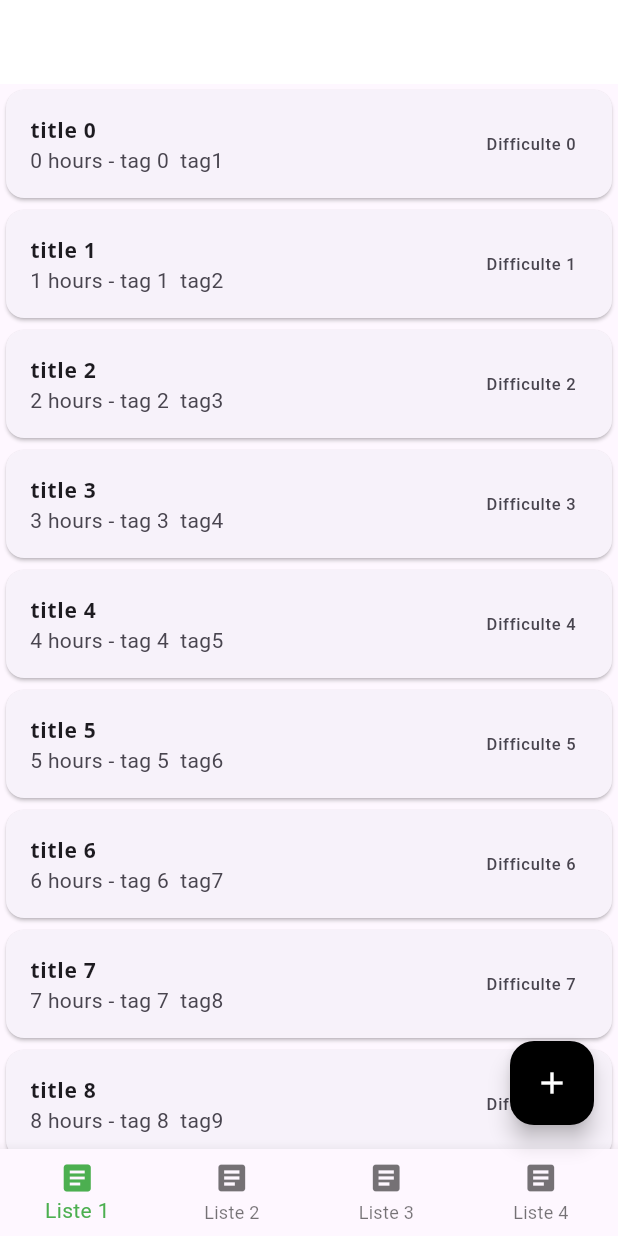
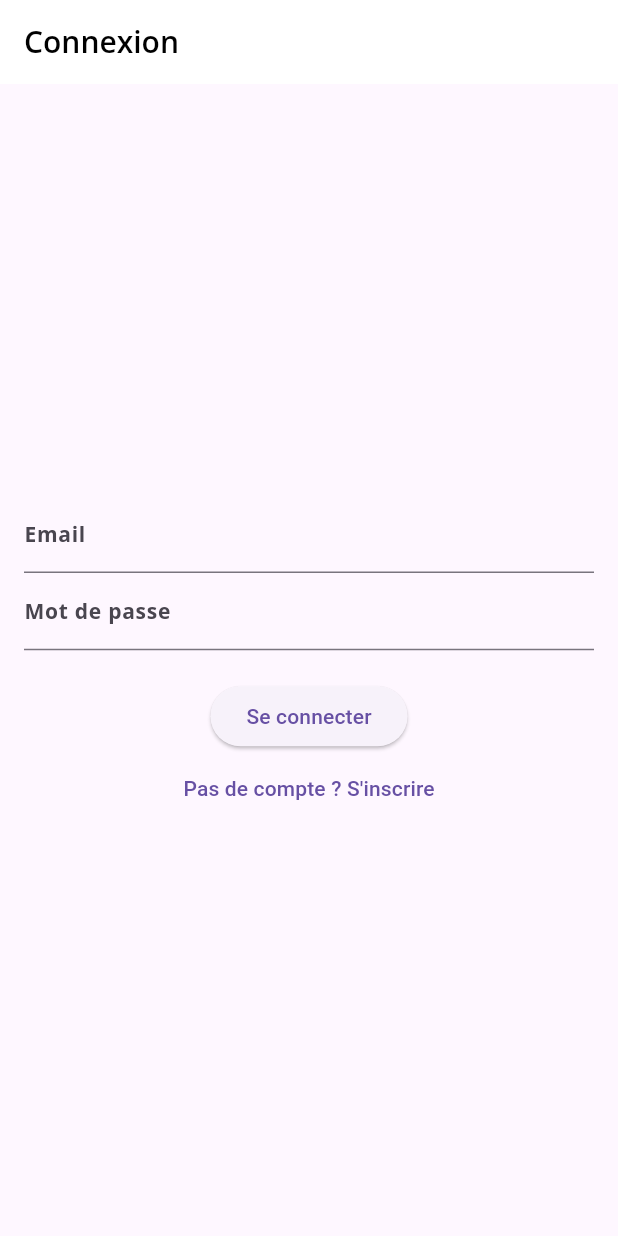
Before and after one commit to LeoSaunier/sae_mobile_restaurant, a Flutter app: the screen it shows after launch, on a phone screen of 412 x 824 dp. Run offline on Flutter 3.47's test engine with Material 3 defaults, Android fonts, the phone set to English and light mode, and no system bars; our stand-ins replace flutter_form_builder, form_builder_validators, google_fonts, settings_ui, shared_preferences, supabase_flutter; accounts and stored records are empty.

Commit message:
page connection/inscription fonctionnel avec supabase

```diff
--- /dev/null
+++ b/lib/auth_page.dart
@@ -0,0 +1,114 @@
+import 'package:flutter/material.dart';
+import 'package:supabase_flutter/supabase_flutter.dart';
+import '../services/supabase_config.dart';
+
+class AuthPage extends StatefulWidget {
+  const AuthPage({super.key});
+
+  @override
+  _AuthPageState createState() => _AuthPageState();
+}
+
+class _AuthPageState extends State<AuthPage> {
+  bool isLogin = true;
+  final TextEditingController emailController = TextEditingController();
+  final TextEditingController passwordController = TextEditingController();
+
+  void toggleMode() {
+    setState(() {
+      isLogin = !isLogin;
+    });
+  }
+
+  Future<void> login() async {
+    try {
+      final response = await SupabaseConfig.client.auth.signInWithPassword(
+        email: emailController.text,
+        password: passwordController.text,
+      );
+
+      if (response.user != null) {
+        Navigator.pushReplacementNamed(context, '/home');
+      } else {
+        showMessage('Connexion échouée.');
+      }
+    } on AuthException catch (e) {
+      showMessage('Erreur de connexion : ${e.message}');
+    } catch (e) {
+      showMessage('Une erreur inattendue est survenue : $e');
+    }
+  }
+
+
+  Future<void> register() async {
+    try {
+      final response = await SupabaseConfig.client.auth.signUp(
+        email: emailController.text,
+        password: passwordController.text,
+        data: {'prenom': 'Prénom', 'nom': 'Nom'},
+      );
+
+      if (response.user != null) {
+        showMessage('Inscription réussie');
+        toggleMode();
+      } else {
+        showMessage('Inscription échouée.');
+      }
+    } on AuthException catch (e) {
+      showMessage('Erreur d\'inscription : ${e.message}');
+    } catch (e) {
+      showMessage('Une erreur inattendue est survenue : $e');
+    }
+  }
+
+  // void visitAsGuest() {
+  //   Navigator.pushReplacementNamed(context, '/home');
+  // }
+
+  void showMessage(String message) {
+    ScaffoldMessenger.of(context).showSnackBar(
+      SnackBar(content: Text(message)),
+    );
+  }
+
+  @override
+  Widget build(BuildContext context) {
+    return Scaffold(
+      appBar: AppBar(
+        title: Text(isLogin ? 'Connexion' : 'Inscription'),
+      ),
+      body: Padding(
+        padding: const EdgeInsets.all(16.0),
+        child: Column(
+          mainAxisAlignment: MainAxisAlignment.center,
+          children: [
+            TextField(
+              controller: emailController,
+              decoration: const InputDecoration(labelText: 'Email'),
+            ),
+            TextField(
+              controller: passwordController,
+              decoration: const InputDecoration(labelText: 'Mot de passe'),
+              obscureText: true,
+            ),
+            const SizedBox(height: 20),
+            ElevatedButton(
+              onPressed: isLogin ? login : register,
+              child: Text(isLogin ? 'Se connecter' : 'S\'inscrire'),
+            ),
+            TextButton(
+              onPressed: toggleMode,
+              child: Text(isLogin
+                  ? 'Pas de compte ? S\'inscrire'
+                  : 'Déjà inscrit ? Se connecter'),
+            ),
+            // TextButton(
+            //   onPressed: visitAsGuest,
+            //   child: const Text('Continuer en tant que visiteur'),
+            // ),
+          ],
+        ),
+      ),
+    );
+  }
+}
--- a/lib/main.dart
+++ b/lib/main.dart
@@ -1,88 +1,97 @@
 import 'package:flutter/material.dart';
+import 'package:provider/provider.dart';
 import 'package:tp2/mytheme.dart';
+import 'package:tp2/services/supabase_config.dart';
 import 'package:tp2/viewModel/settingViewModel.dart';
 import 'package:tp2/viewModel/taskViewModel.dart';
-import 'package:tp2/vue1.dart';
-import 'package:tp2/vue2.dart';
-import 'package:tp2/vue3.dart';
-import 'package:tp2/modele/task.dart';
-import 'package:provider/provider.dart';
+import 'auth_page.dart';
+import 'vue1.dart';
+import 'vue2.dart';
+import 'vue3.dart';
+import 'ecran_settings.dart';
 import 'AddTask.dart';
 import 'addTaskForm.dart';
-import 'ecran_settings.dart';
 
-
-
-void main() {
+void main() async {
+  WidgetsFlutterBinding.ensureInitialized();
+  await SupabaseConfig.init();
   runApp(MyApp());
 }
 
-class MyApp extends StatefulWidget {
+class MyApp extends StatelessWidget {
+  @override
+  Widget build(BuildContext context) {
+    return MultiProvider(
+      providers: [
+        ChangeNotifierProvider(create: (_) => SettingViewModel()),
+        ChangeNotifierProvider(
+          create: (_) {
+            TaskViewModel taskViewModel = TaskViewModel();
+            taskViewModel.generateTasks();
+            return taskViewModel;
+          },
+        ),
+      ],
+      child: Consumer<SettingViewModel>(
+        builder: (context, settingvm, child) {
+          return MaterialApp(
+            title: 'TP2',
+            theme: settingvm.isDark ? MyTheme.dark() : MyTheme.light(),
+            initialRoute: '/',
+            routes: {
+              '/': (context) => const AuthPage(),
+              '/home': (context) => const HomeScreen(),
+            },
+          );
+        },
+      ),
+    );
+  }
+}
 
-  MyApp({super.key});
+class HomeScreen extends StatefulWidget {
+  const HomeScreen({super.key});
 
   @override
-  State<MyApp> createState() => _MyAppState();
+  State<HomeScreen> createState() => _HomeScreenState();
 }
 
-class _MyAppState extends State<MyApp> {
+class _HomeScreenState extends State<HomeScreen> {
   final List<Widget> _vues = <Widget>[Ecran1(), Ecran2(), Ecran3(), EcranSettings()];
-
   int _index = 0;
 
-  void _onItemTapped(int currentIndex){
+  void _onItemTapped(int currentIndex) {
     setState(() {
       _index = currentIndex;
     });
   }
 
-
   @override
   Widget build(BuildContext context) {
-    return MultiProvider(
-      providers: [
-        ChangeNotifierProvider(create : (_)=>SettingViewModel()),
-        ChangeNotifierProvider(
-            create:(_){
-              TaskViewModel taskViewModel = TaskViewModel();
-              taskViewModel.generateTasks();
-              return taskViewModel;
-            } )
-      ],
-        child: Consumer<SettingViewModel>(
-          builder: (context, settingvm, child) {
-            return MaterialApp(
-            title: "TD2",
-            theme: settingvm.isDark ? MyTheme.dark() : MyTheme.light(),
-            home: Builder(
-              builder: (context) {
-                return Scaffold(appBar: AppBar(),
+    return Scaffold(
+      appBar: AppBar(title: const Text('Accueil')),
       body: _vues[_index],
       bottomNavigationBar: BottomNavigationBar(
         type: BottomNavigationBarType.fixed,
         currentIndex: _index,
         onTap: _onItemTapped,
-                items: <BottomNavigationBarItem>[
-                BottomNavigationBarItem(icon : Icon(Icons.article), label: "Liste 1"),
-                BottomNavigationBarItem(icon : Icon(Icons.article), label: "Liste 2"),
-                BottomNavigationBarItem(icon : Icon(Icons.article), label: "Liste 3"),
-                BottomNavigationBarItem(icon : Icon(Icons.article), label: "Liste 4")
-                ]
+        items: const <BottomNavigationBarItem>[
+          BottomNavigationBarItem(icon: Icon(Icons.article), label: 'Liste 1'),
+          BottomNavigationBarItem(icon: Icon(Icons.article), label: 'Liste 2'),
+          BottomNavigationBarItem(icon: Icon(Icons.article), label: 'Liste 3'),
+          BottomNavigationBarItem(icon: Icon(Icons.settings), label: 'Paramètres'),
+        ],
       ),
-                  floatingActionButton: _index==0?FloatingActionButton(
-                    onPressed: (){
+      floatingActionButton: _index == 0
+          ? FloatingActionButton(
+        onPressed: () {
           Navigator.push(context, MaterialPageRoute(
             builder: (context) => AddTaskForm(),
+          ));
+        },
+        child: const Icon(Icons.add),
       )
-                      );
-                    },
-                    child: const Icon(Icons.add),):const SizedBox.shrink(),
-                );
-              }
-            ),
-            );
-          }
-          ),
+          : const SizedBox.shrink(),
     );
   }
 }
--- /dev/null
+++ b/lib/services/supabase_config.dart
@@ -0,0 +1,15 @@
+import 'package:supabase_flutter/supabase_flutter.dart';
+
+class SupabaseConfig {
+  static const String supabaseUrl = 'https://dhhugougxeqqjglegovv.supabase.co/';
+  static const String supabaseKey = 'eyJhbGciOiJIUzI1NiIsInR5cCI6IkpXVCJ9.eyJpc3MiOiJzdXBhYmFzZSIsInJlZiI6ImRoaHVnb3VneGVxcWpnbGVnb3Z2Iiwicm9sZSI6ImFub24iLCJpYXQiOjE3NDEwMTM2NTgsImV4cCI6MjA1NjU4OTY1OH0.-D6yUvdMPVSIbQQaWvs1WrTBBk7YG1OGE81VptxiYIs';
+
+  static Future<void> init() async {
+    await Supabase.initialize(
+      url: supabaseUrl,
+      anonKey: supabaseKey,
+    );
+  }
+
+  static SupabaseClient get client => Supabase.instance.client;
+}
--- a/pubspec.yaml
+++ b/pubspec.yaml
@@ -41,6 +41,7 @@ dependencies:
   cupertino_icons: ^1.0.8
   google_fonts: ^6.2.1
   shared_preferences: ^2.2.2
+  supabase_flutter: ^1.5.5
 
 dev_dependencies:
   flutter_test:
```
Also changed, not shown: 5 other files. Lines whose indentation alone changed are shown as unchanged.
